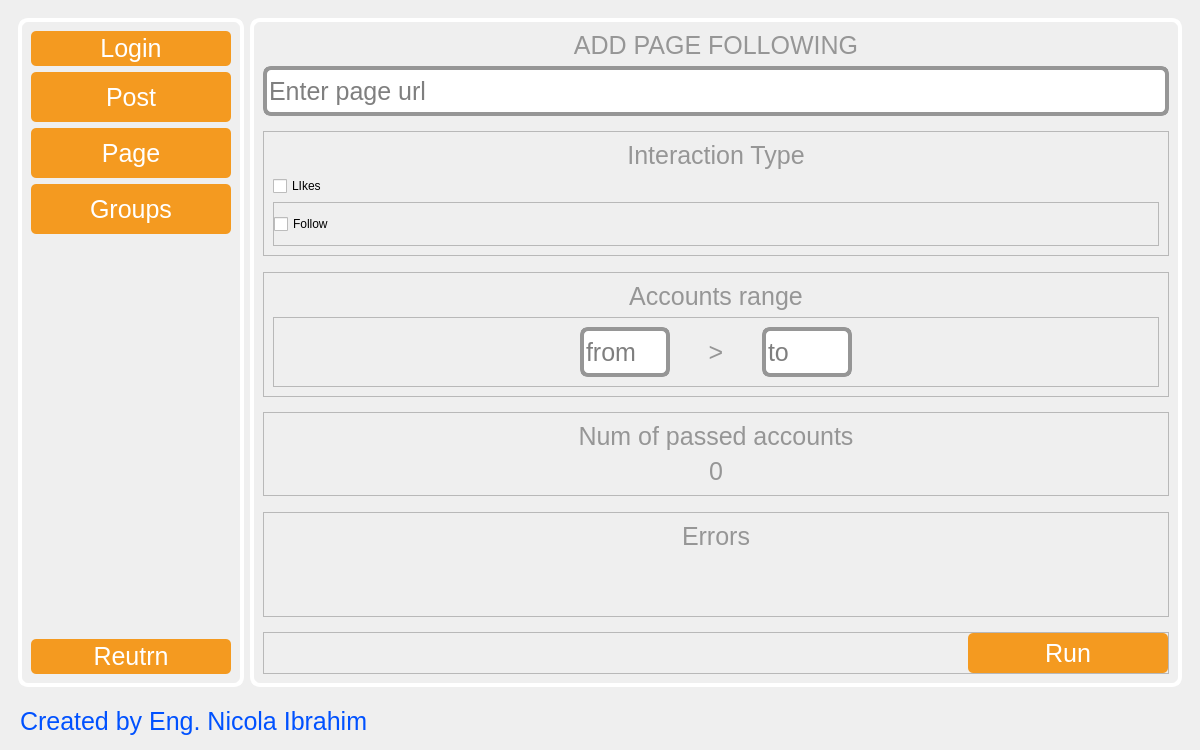
The window that Automation/facebook_automation/templates/FacebookUI/Facebook_UI.ui (Nicola-Ibrahim/Selenium-Web-Automation) describes before a commit, drawn with Qt 5.
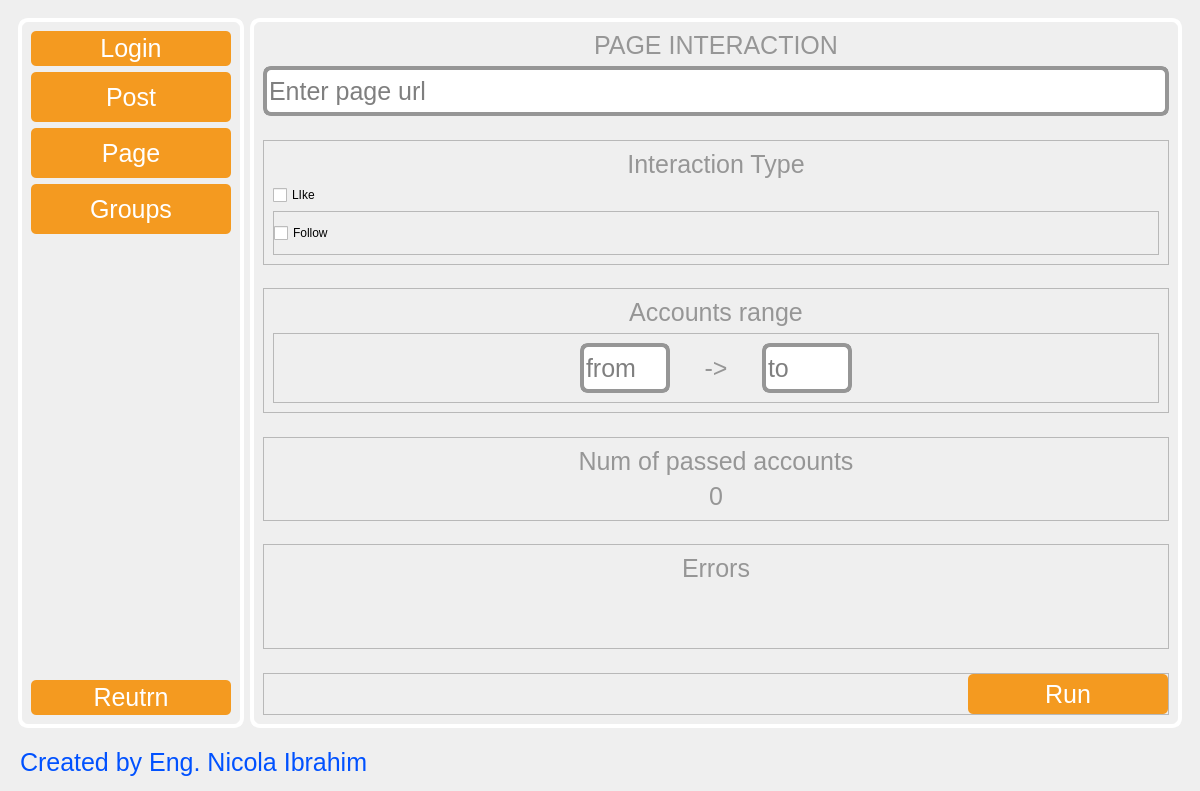
The same window after the commit. Icons and pictures are not drawn.

Commit message: Changed the UI's layout

Diff of the .ui file:
```diff
--- a/Automation/facebook_automation/templates/FacebookUI/Facebook_UI.ui
+++ b/Automation/facebook_automation/templates/FacebookUI/Facebook_UI.ui
@@ -7,7 +7,7 @@
     <x>0</x>
     <y>0</y>
     <width>1200</width>
-    <height>750</height>
+    <height>791</height>
    </rect>
   </property>
   <property name="windowTitle">
@@ -1391,7 +1391,7 @@
             <item>
              <widget class="QLabel" name="label_18">
               <property name="text">
-               <string>ADD PAGE FOLLOWING</string>
+               <string>PAGE INTERACTION</string>
               </property>
               <property name="alignment">
                <set>Qt::AlignCenter</set>
@@ -1464,7 +1464,7 @@
                <item>
                 <widget class="QCheckBox" name="page_like_btn">
                  <property name="text">
-                  <string>LIkes</string>
+                  <string>LIke</string>
                  </property>
                 </widget>
                </item>
@@ -1603,7 +1603,7 @@
                      <enum>Qt::LeftToRight</enum>
                     </property>
                     <property name="text">
-                     <string>&gt;</string>
+                     <string>-&gt;</string>
                     </property>
                     <property name="alignment">
                      <set>Qt::AlignCenter</set>
```
Left out of the diff: 42 changed lines with no effect on the pictures. The commit also changes 1 other file.
